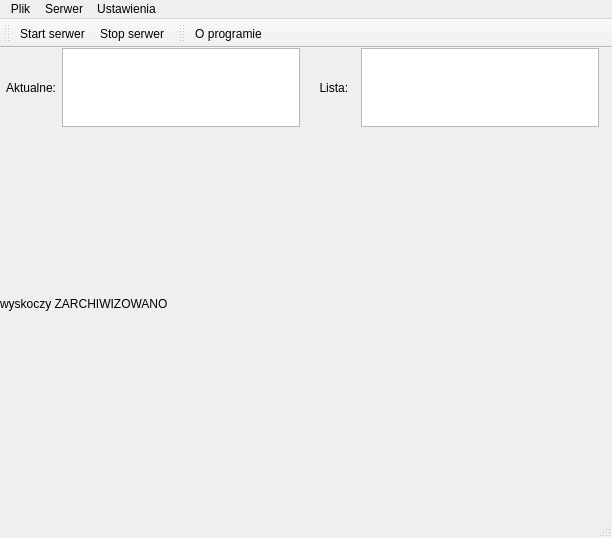
Above: ServerApplication/src/libs/ui/mainwindow.ui from militia11/in before the change. Below: the same form after it.
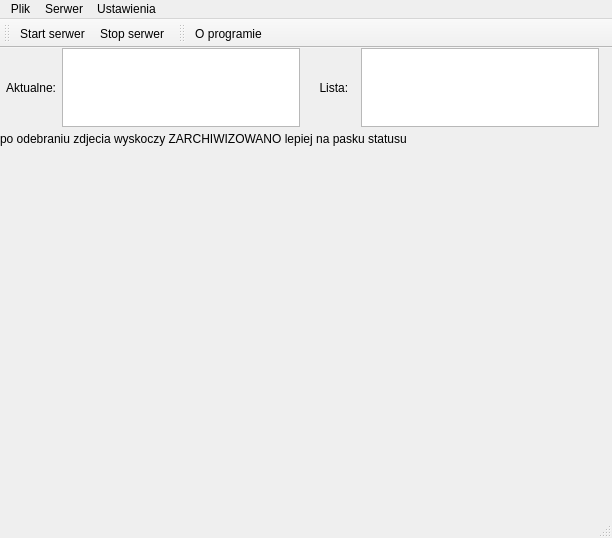
That is the form after the change.

```diff
--- a/ServerApplication/src/libs/ui/mainwindow.ui
+++ b/ServerApplication/src/libs/ui/mainwindow.ui
@@ -18,9 +18,9 @@
     <property name="geometry">
      <rect>
       <x>0</x>
-      <y>40</y>
+      <y>110</y>
       <width>601</width>
-      <height>431</height>
+      <height>361</height>
      </rect>
     </property>
     <property name="sizePolicy">
@@ -30,7 +30,7 @@
      </sizepolicy>
     </property>
     <property name="text">
-     <string>wyskoczy ZARCHIWIZOWANO</string>
+     <string/>
     </property>
     <property name="scaledContents">
      <bool>true</bool>
@@ -75,6 +75,19 @@
      </item>
     </layout>
    </widget>
+   <widget class="QLabel" name="label_3">
+    <property name="geometry">
+     <rect>
+      <x>0</x>
+      <y>80</y>
+      <width>571</width>
+      <height>21</height>
+     </rect>
+    </property>
+    <property name="text">
+     <string>po odebraniu zdjecia wyskoczy ZARCHIWIZOWANO lepiej na pasku statusu</string>
+    </property>
+   </widget>
   </widget>
   <widget class="QMenuBar" name="mMenubar">
    <property name="geometry">
```
